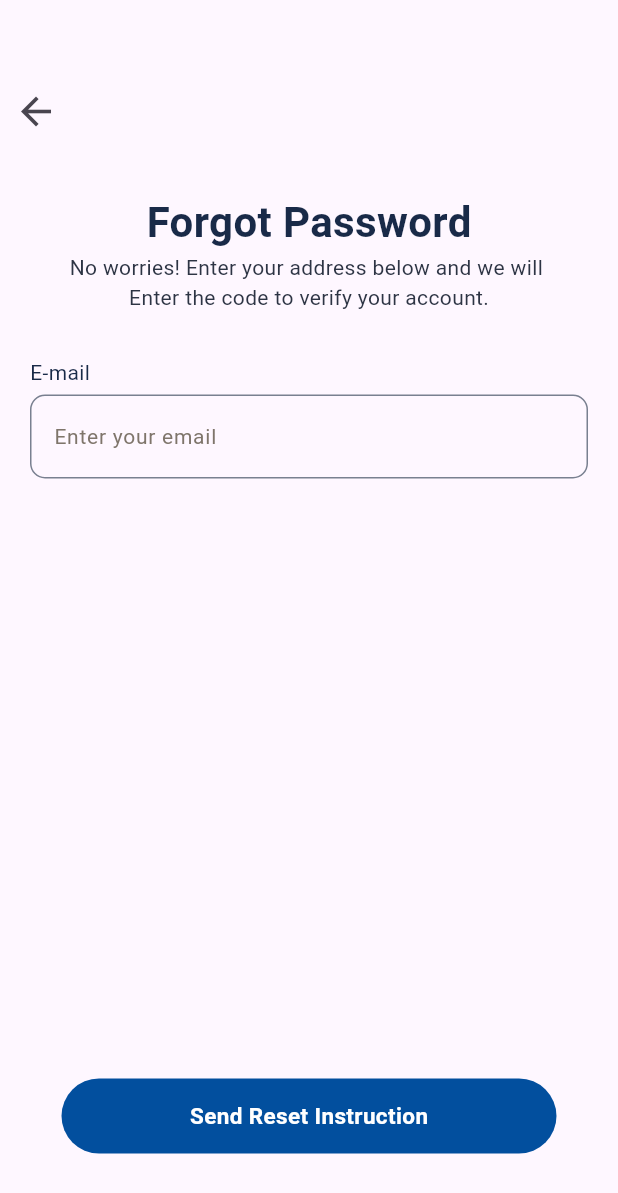
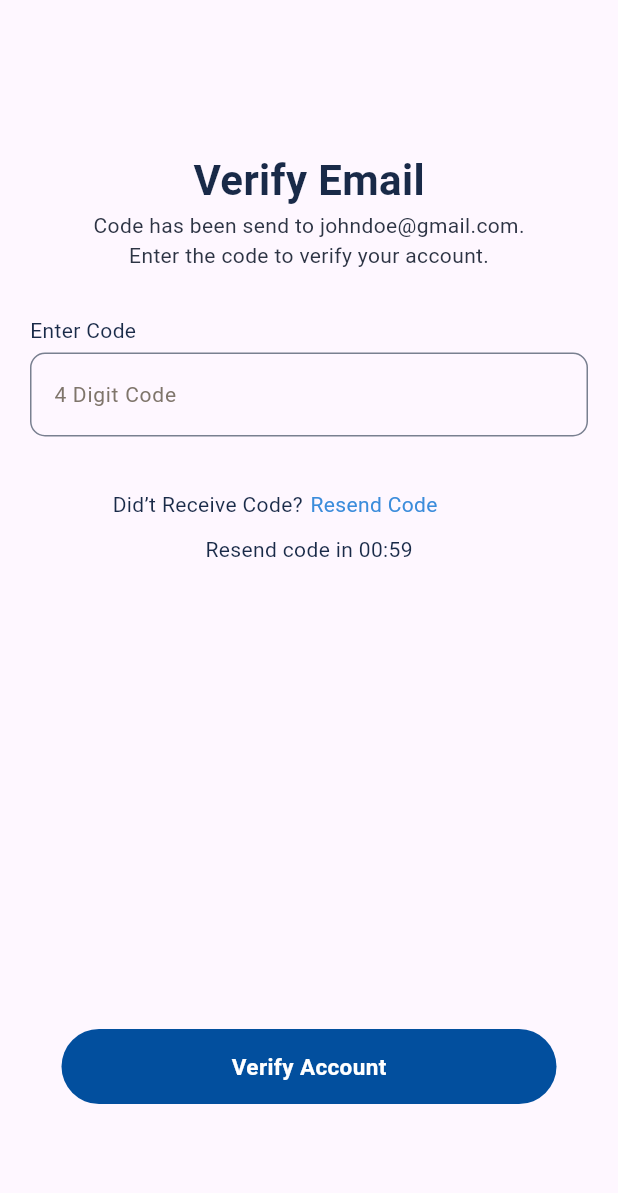
Before and after one commit to rifatalam26/plumber_tech, a Flutter app: the screen it shows after launch, on a phone screen of 412 x 824 dp. Shown: the top 1193 px of the screen. Run offline on Flutter 3.47's test engine with Material 3 defaults, Android fonts, the phone set to English and light mode, and no system bars.

Commit message:
verify email screen ok

```diff
--- /dev/null
+++ b/lib/View/Customer Registration Screen/verify_email_screen.dart
@@ -0,0 +1,122 @@
+import 'package:flutter/material.dart';
+
+class VerifyEmailScreen extends StatefulWidget {
+  const VerifyEmailScreen({super.key});
+
+  @override
+  State<VerifyEmailScreen> createState() => _VerifyEmailScreenState();
+}
+
+class _VerifyEmailScreenState extends State<VerifyEmailScreen> {
+  @override
+  Widget build(BuildContext context) {
+    return Scaffold(
+      body: SingleChildScrollView(
+        child: Center(
+          child: Column(
+            children: [
+              const SizedBox(
+                height: 100,
+              ),
+              const Text(
+                "Verify Email",
+                style: TextStyle(
+                    fontSize: 28,
+                    fontWeight: FontWeight.bold,
+                    color: Color(0xff192A48)),
+              ),
+              const Text(
+                "Code has been send to johndoe@gmail.com.",
+                style: TextStyle(fontSize: 14, color: Color(0xff2D3444)),
+              ),
+              const Text(
+                "Enter the code to verify your account.",
+                style: TextStyle(fontSize: 14, color: Color(0xff2D3444)),
+              ),
+              const SizedBox(
+                height: 30,
+              ),
+              const Row(
+                children: [
+                  SizedBox(
+                    width: 20,
+                  ),
+                  Text(
+                    "Enter Code",
+                    style: TextStyle(fontSize: 14, color: Color(0xff192A48)),
+                  ),
+                ],
+              ),
+              const SizedBox(
+                height: 5,
+              ),
+              const Padding(
+                padding: EdgeInsets.only(left: 20, right: 20),
+                child: TextField(
+                  decoration: InputDecoration(
+                    hintText: "4 Digit Code",
+                    hintStyle:
+                    TextStyle(color: Color(0xff7F756B), fontSize: 14),
+                    enabledBorder: OutlineInputBorder(
+                        borderRadius: BorderRadius.all(Radius.circular(10)),
+                        borderSide: BorderSide(color: Color(0xff798090))),
+                    focusedBorder: OutlineInputBorder(
+                        borderRadius: BorderRadius.all(Radius.circular(10)),
+                        borderSide: BorderSide(color: Color(0xff798090))),
+                  ),
+                ),
+              ),
+              const SizedBox(
+                height: 35,
+              ),
+              const Row(
+                children: [
+                  SizedBox(
+                    width: 75,
+                  ),
+                  Text(
+                    "Did’t Receive Code?",
+                    style: TextStyle(fontSize: 14, color: Color(0xff192A48)),
+                  ),
+                  SizedBox(
+                    width: 5,
+                  ),
+                  Text(
+                    "Resend Code",
+                    style: TextStyle(fontSize: 14, color: Color(0xff3B8CDB)),
+                  ),
+                ],
+              ),
+              const SizedBox(
+                height: 10,
+              ),
+              const Text(
+                "Resend code in 00:59",
+                style: TextStyle(fontSize: 14, color: Color(0xff192A48)),
+              ),
+              const SizedBox(
+                height: 310,
+              ),
+              Container(
+                height: 50,
+                width: 330,
+                decoration: BoxDecoration(
+                    color: const Color(0xff024F9E),
+                    borderRadius: BorderRadius.circular(25)),
+                child: const Center(
+                  child: Text(
+                    "Verify Account",
+                    style: TextStyle(
+                        fontSize: 15,
+                        fontWeight: FontWeight.bold,
+                        color: Colors.white),
+                  ),
+                ),
+              ),
+            ],
+          ),
+        ),
+      ),
+    );
+  }
+}
--- a/lib/main.dart
+++ b/lib/main.dart
@@ -1,6 +1,7 @@
 import 'package:flutter/material.dart';
 import 'package:plumber_tech/View/Customer%20Registration%20Screen/forgot_password_screen.dart';
 import 'package:plumber_tech/View/Customer%20Registration%20Screen/verify_account_screen.dart';
+import 'package:plumber_tech/View/Customer%20Registration%20Screen/verify_email_screen.dart';
 
 void main(){
   runApp(const MyApp());
@@ -12,7 +13,7 @@ class MyApp extends StatelessWidget {
   Widget build(BuildContext context) {
     return const MaterialApp(
       debugShowCheckedModeBanner: false,
-      home:ForgotPasswordScreen() ,
+      home:VerifyEmailScreen() ,
     );
   }
 }
```
